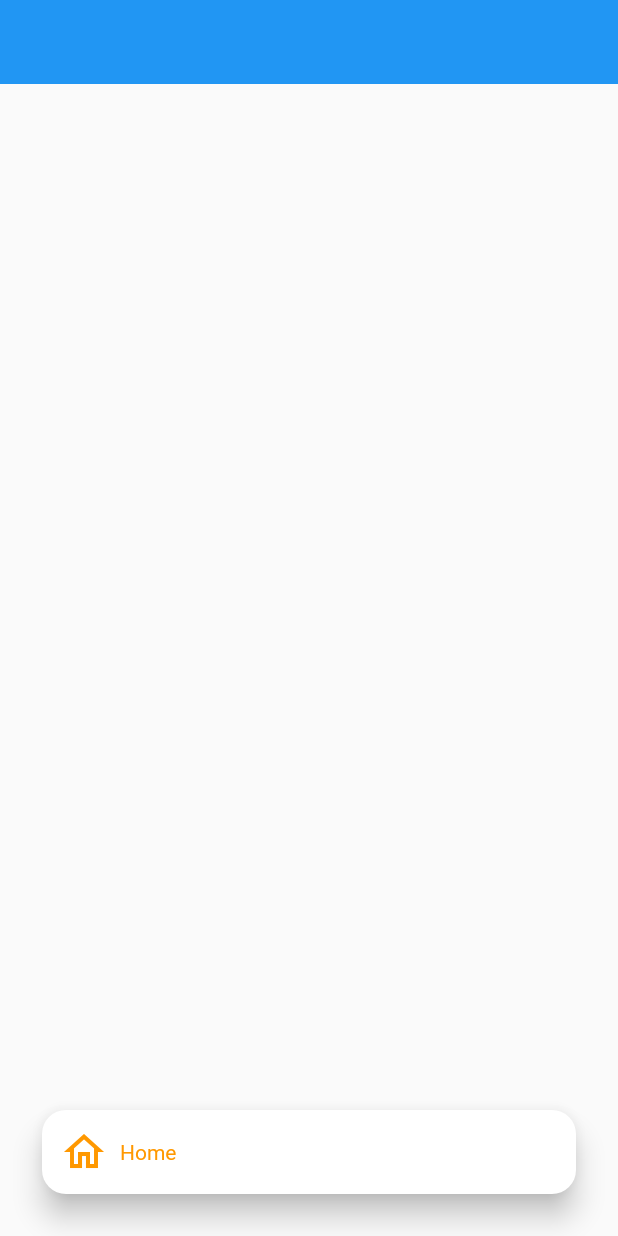
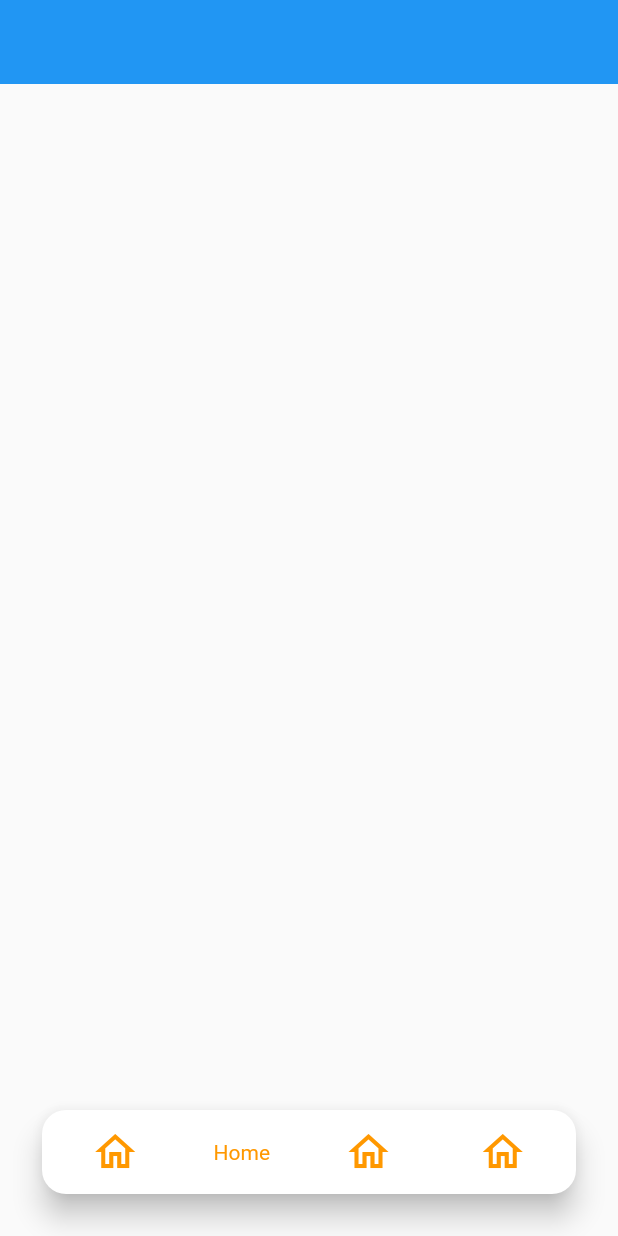
Before and after one commit to JAICHANGPARK/flutter_notebook_10th_story, a Flutter app: the screen it shows after launch, on a phone screen of 412 x 824 dp. Run offline on Flutter 3.47's test engine with Material 2 defaults, Android fonts, the phone set to English and light mode, and no system bars.

Commit message:
Update yoga_home_page.dart

```diff
--- a/lib/ep657_yoga_app/ui/yoga_home_page.dart
+++ b/lib/ep657_yoga_app/ui/yoga_home_page.dart
@@ -32,17 +32,36 @@ class _YogaHomePageState extends State<YogaHomePage> {
               child: Padding(
                 padding: const EdgeInsets.all(4.0),
                 child: Row(
+                  mainAxisAlignment: MainAxisAlignment.spaceAround,
                   children: [
+                    Row(
+                      children: [
+                        IconButton(
+                          icon: Icon(Icons.home_outlined),
+                          color: Colors.orange,
+                          iconSize: 32,
+                          onPressed: () {},
+                        ),
+                      ],
+                    ),
+                    Text(
+                      "Home",
+                      style: TextStyle(color: Colors.orange),
+                    ),
+
                     IconButton(
                       icon: Icon(Icons.home_outlined),
                       color: Colors.orange,
                       iconSize: 32,
                       onPressed: () {},
                     ),
-                    Text(
-                      "Home",
-                      style: TextStyle(color: Colors.orange),
-                    )
+
+                    IconButton(
+                      icon: Icon(Icons.home_outlined),
+                      color: Colors.orange,
+                      iconSize: 32,
+                      onPressed: () {},
+                    ),
                   ],
                 ),
               ),
```
